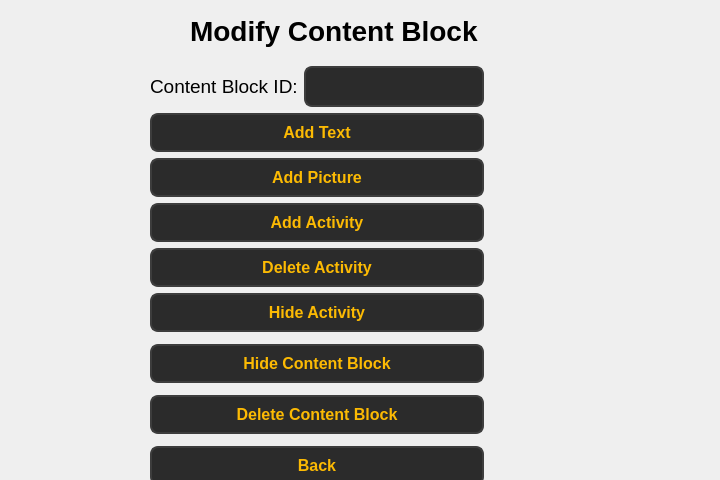
First picture: the form in ui/faculty/faculty_modify_content_block_window.ui, repository Soham1117/elearningApp, before the edit.
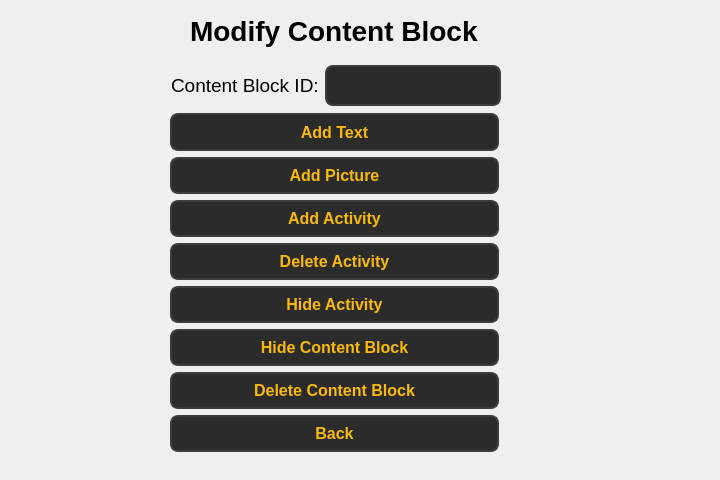
Second picture: the form after the edit.

The edit to the form file:
```diff
--- a/ui/faculty/faculty_modify_content_block_window.ui
+++ b/ui/faculty/faculty_modify_content_block_window.ui
@@ -35,17 +35,13 @@
   <widget class="QWidget" name="">
    <property name="geometry">
     <rect>
-     <x>150</x>
-     <y>60</y>
-     <width>334</width>
-     <height>435</height>
+     <x>171</x>
+     <y>63</y>
+     <width>330</width>
+     <height>45</height>
     </rect>
    </property>
-   <layout class="QVBoxLayout" name="verticalLayout">
-    <item>
-     <layout class="QVBoxLayout" name="verticalLayout_2">
-      <item>
-       <layout class="QHBoxLayout" name="horizontalLayout_2">
+   <layout class="QHBoxLayout" name="horizontalLayout">
         <item>
          <widget class="QLabel" name="label_5">
           <property name="font">
@@ -85,11 +81,52 @@
          </widget>
         </item>
        </layout>
-      </item>
-      <item>
-       <layout class="QHBoxLayout" name="horizontalLayout_4">
-        <item>
+  </widget>
+  <widget class="QPushButton" name="pushButton_8">
+   <property name="geometry">
+    <rect>
+     <x>170</x>
+     <y>243</y>
+     <width>329</width>
+     <height>37</height>
+    </rect>
+   </property>
+   <property name="styleSheet">
+    <string notr="true">QPushButton {
+        background-color: #2b2b2b;  
+        color: #fcba03;              
+        border: 2px solid #3d3d3d;      
+        border-radius: 8px;          
+        padding: 8px 16px;            
+        font-size: 16px;            
+        font-weight: bold;
+    
+    }
+
+    QPushButton:hover {
+        background-color: #fcba03;
+		 color: #000000;
+        border: 2px solid #5a5a5a;    
+    }
+
+    QPushButton:pressed {
+        background-color: #1a1a1a;      
+        border: 2px solid #2b2b2b;      
+    }</string>
+   </property>
+   <property name="text">
+    <string>Delete Activity</string>
+   </property>
+  </widget>
          <widget class="QPushButton" name="pushButton_5">
+   <property name="geometry">
+    <rect>
+     <x>170</x>
+     <y>113</y>
+     <width>329</width>
+     <height>38</height>
+    </rect>
+   </property>
           <property name="styleSheet">
            <string notr="true">QPushButton {
         background-color: #2b2b2b;  
@@ -117,11 +154,15 @@
            <string>Add Text</string>
           </property>
          </widget>
-        </item>
-       </layout>
-      </item>
-      <item>
        <widget class="QPushButton" name="pushButton_6">
+   <property name="geometry">
+    <rect>
+     <x>170</x>
+     <y>157</y>
+     <width>329</width>
+     <height>37</height>
+    </rect>
+   </property>
         <property name="styleSheet">
          <string notr="true">QPushButton {
         background-color: #2b2b2b;  
@@ -149,161 +190,15 @@
          <string>Add Picture</string>
         </property>
        </widget>
-      </item>
-      <item>
-       <widget class="QPushButton" name="pushButton_7">
-        <property name="styleSheet">
-         <string notr="true">QPushButton {
-        background-color: #2b2b2b;  
-        color: #fcba03;              
-        border: 2px solid #3d3d3d;      
-        border-radius: 8px;          
-        padding: 8px 16px;            
-        font-size: 16px;            
-        font-weight: bold;
-    
-    }
-
-    QPushButton:hover {
-        background-color: #fcba03;
-		 color: #000000;
-        border: 2px solid #5a5a5a;    
-    }
-
-    QPushButton:pressed {
-        background-color: #1a1a1a;      
-        border: 2px solid #2b2b2b;      
-    }</string>
-        </property>
-        <property name="text">
-         <string>Add Activity</string>
-        </property>
-       </widget>
-      </item>
-      <item>
-       <widget class="QPushButton" name="pushButton_8">
-        <property name="styleSheet">
-         <string notr="true">QPushButton {
-        background-color: #2b2b2b;  
-        color: #fcba03;              
-        border: 2px solid #3d3d3d;      
-        border-radius: 8px;          
-        padding: 8px 16px;            
-        font-size: 16px;            
-        font-weight: bold;
-    
-    }
-
-    QPushButton:hover {
-        background-color: #fcba03;
-		 color: #000000;
-        border: 2px solid #5a5a5a;    
-    }
-
-    QPushButton:pressed {
-        background-color: #1a1a1a;      
-        border: 2px solid #2b2b2b;      
-    }</string>
-        </property>
-        <property name="text">
-         <string>Delete Activity</string>
-        </property>
-       </widget>
-      </item>
-      <item>
-       <widget class="QPushButton" name="pushButton_back_2">
-        <property name="styleSheet">
-         <string notr="true">QPushButton {
-        background-color: #2b2b2b;  
-        color: #fcba03;              
-        border: 2px solid #3d3d3d;      
-        border-radius: 8px;          
-        padding: 8px 16px;            
-        font-size: 16px;            
-        font-weight: bold;
-    
-    }
-
-    QPushButton:hover {
-        background-color: #fcba03;
-		 color: #000000;
-        border: 2px solid #5a5a5a;    
-    }
-
-    QPushButton:pressed {
-        background-color: #1a1a1a;      
-        border: 2px solid #2b2b2b;      
-    }</string>
-        </property>
-        <property name="text">
-         <string>Hide Activity</string>
-        </property>
-       </widget>
-      </item>
-     </layout>
-    </item>
-    <item>
-     <widget class="QPushButton" name="pushButton_back_3">
-      <property name="styleSheet">
-       <string notr="true">QPushButton {
-        background-color: #2b2b2b;  
-        color: #fcba03;              
-        border: 2px solid #3d3d3d;      
-        border-radius: 8px;          
-        padding: 8px 16px;            
-        font-size: 16px;            
-        font-weight: bold;
-    
-    }
-
-    QPushButton:hover {
-        background-color: #fcba03;
-		 color: #000000;
-        border: 2px solid #5a5a5a;    
-    }
-
-    QPushButton:pressed {
-        background-color: #1a1a1a;      
-        border: 2px solid #2b2b2b;      
-    }</string>
-      </property>
-      <property name="text">
-       <string>Hide Content Block</string>
-      </property>
-     </widget>
-    </item>
-    <item>
-     <widget class="QPushButton" name="pushButton_back_4">
-      <property name="styleSheet">
-       <string notr="true">QPushButton {
-        background-color: #2b2b2b;  
-        color: #fcba03;              
-        border: 2px solid #3d3d3d;      
-        border-radius: 8px;          
-        padding: 8px 16px;            
-        font-size: 16px;            
-        font-weight: bold;
-    
-    }
-
-    QPushButton:hover {
-        background-color: #fcba03;
-		 color: #000000;
-        border: 2px solid #5a5a5a;    
-    }
-
-    QPushButton:pressed {
-        background-color: #1a1a1a;      
-        border: 2px solid #2b2b2b;      
-    }</string>
-      </property>
-      <property name="text">
-       <string>Delete Content Block</string>
-      </property>
-     </widget>
-    </item>
-    <item>
      <widget class="QPushButton" name="pushButton_back_5">
+   <property name="geometry">
+    <rect>
+     <x>170</x>
+     <y>415</y>
+     <width>329</width>
+     <height>37</height>
+    </rect>
+   </property>
       <property name="styleSheet">
        <string notr="true">QPushButton {
         background-color: #2b2b2b;  
@@ -331,8 +226,149 @@
        <string>Back</string>
       </property>
      </widget>
-    </item>
-   </layout>
+  <widget class="QPushButton" name="pushButton_back_4">
+   <property name="geometry">
+    <rect>
+     <x>170</x>
+     <y>372</y>
+     <width>329</width>
+     <height>37</height>
+    </rect>
+   </property>
+   <property name="styleSheet">
+    <string notr="true">QPushButton {
+        background-color: #2b2b2b;  
+        color: #fcba03;              
+        border: 2px solid #3d3d3d;      
+        border-radius: 8px;          
+        padding: 8px 16px;            
+        font-size: 16px;            
+        font-weight: bold;
+    
+    }
+
+    QPushButton:hover {
+        background-color: #fcba03;
+		 color: #000000;
+        border: 2px solid #5a5a5a;    
+    }
+
+    QPushButton:pressed {
+        background-color: #1a1a1a;      
+        border: 2px solid #2b2b2b;      
+    }</string>
+   </property>
+   <property name="text">
+    <string>Delete Content Block</string>
+   </property>
+  </widget>
+  <widget class="QPushButton" name="pushButton_back_3">
+   <property name="geometry">
+    <rect>
+     <x>170</x>
+     <y>329</y>
+     <width>329</width>
+     <height>37</height>
+    </rect>
+   </property>
+   <property name="styleSheet">
+    <string notr="true">QPushButton {
+        background-color: #2b2b2b;  
+        color: #fcba03;              
+        border: 2px solid #3d3d3d;      
+        border-radius: 8px;          
+        padding: 8px 16px;            
+        font-size: 16px;            
+        font-weight: bold;
+    
+    }
+
+    QPushButton:hover {
+        background-color: #fcba03;
+		 color: #000000;
+        border: 2px solid #5a5a5a;    
+    }
+
+    QPushButton:pressed {
+        background-color: #1a1a1a;      
+        border: 2px solid #2b2b2b;      
+    }</string>
+   </property>
+   <property name="text">
+    <string>Hide Content Block</string>
+   </property>
+  </widget>
+  <widget class="QPushButton" name="pushButton_back_2">
+   <property name="geometry">
+    <rect>
+     <x>170</x>
+     <y>286</y>
+     <width>329</width>
+     <height>37</height>
+    </rect>
+   </property>
+   <property name="styleSheet">
+    <string notr="true">QPushButton {
+        background-color: #2b2b2b;  
+        color: #fcba03;              
+        border: 2px solid #3d3d3d;      
+        border-radius: 8px;          
+        padding: 8px 16px;            
+        font-size: 16px;            
+        font-weight: bold;
+    
+    }
+
+    QPushButton:hover {
+        background-color: #fcba03;
+		 color: #000000;
+        border: 2px solid #5a5a5a;    
+    }
+
+    QPushButton:pressed {
+        background-color: #1a1a1a;      
+        border: 2px solid #2b2b2b;      
+    }</string>
+   </property>
+   <property name="text">
+    <string>Hide Activity</string>
+   </property>
+  </widget>
+  <widget class="QPushButton" name="pushButton_7">
+   <property name="geometry">
+    <rect>
+     <x>170</x>
+     <y>200</y>
+     <width>329</width>
+     <height>37</height>
+    </rect>
+   </property>
+   <property name="styleSheet">
+    <string notr="true">QPushButton {
+        background-color: #2b2b2b;  
+        color: #fcba03;              
+        border: 2px solid #3d3d3d;      
+        border-radius: 8px;          
+        padding: 8px 16px;            
+        font-size: 16px;            
+        font-weight: bold;
+    
+    }
+
+    QPushButton:hover {
+        background-color: #fcba03;
+		 color: #000000;
+        border: 2px solid #5a5a5a;    
+    }
+
+    QPushButton:pressed {
+        background-color: #1a1a1a;      
+        border: 2px solid #2b2b2b;      
+    }</string>
+   </property>
+   <property name="text">
+    <string>Add Activity</string>
+   </property>
   </widget>
  </widget>
  <resources/>
```
Lines whose indentation alone changed are shown as unchanged.
